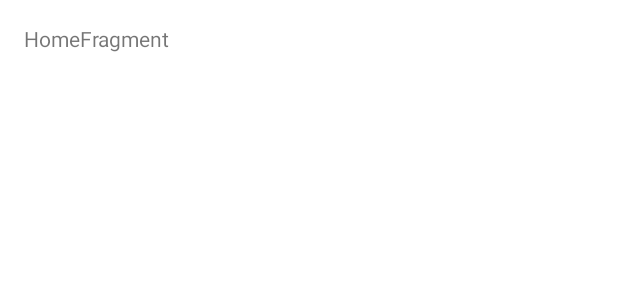
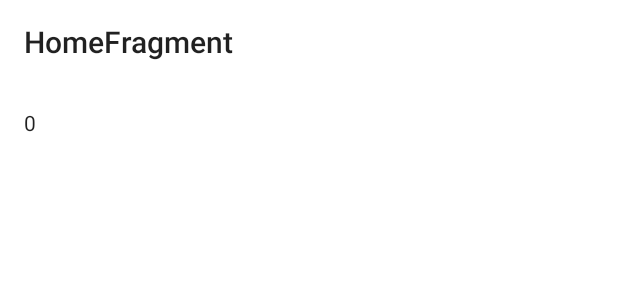
Before and after one commit to phongbm/dependencyinjectionhilt, an Android app: the layout fragment_home.xml on its own in the app's theme, with its tools: preview values and no code run, on a phone screen of 412 x 824 dp. Shown: the top 300 px of the screen. Run offline under Robolectric (Android 15) with nearby library versions, the phone set to English and light mode, and no system bars.

Commit message:
App: refactor code

```diff
--- a/app/src/main/java/com/phongbm/dihilt/presentation/viewmodel/HomeViewModel.kt
+++ b/app/src/main/java/com/phongbm/dihilt/presentation/viewmodel/HomeViewModel.kt
@@ -11,6 +11,6 @@ import java.util.*
 class HomeViewModel
 @ViewModelInject
 constructor() : ViewModel() {
-    var number = Random().nextInt()
+    var number = Random().nextInt(100)
 
 }
--- a/app/src/main/res/layout/fragment_home.xml
+++ b/app/src/main/res/layout/fragment_home.xml
@@ -1,15 +1,28 @@
 <?xml version="1.0" encoding="utf-8"?>
 <LinearLayout xmlns:android="http://schemas.android.com/apk/res/android"
+    xmlns:app="http://schemas.android.com/apk/res-auto"
     xmlns:tools="http://schemas.android.com/tools"
     android:layout_width="match_parent"
     android:layout_height="match_parent"
     android:background="@android:color/white"
     android:orientation="vertical"
-    android:padding="16dp"
     tools:context=".presentation.view.HomeFragment">
 
-    <TextView
-        android:layout_width="wrap_content"
-        android:layout_height="wrap_content"
-        android:text="HomeFragment" />
+    <com.google.android.material.appbar.MaterialToolbar
+        android:layout_width="match_parent"
+        android:layout_height="?attr/actionBarSize"
+        app:title="HomeFragment" />
+
+    <LinearLayout
+        android:layout_width="match_parent"
+        android:layout_height="match_parent"
+        android:padding="16dp">
+
+        <TextView
+            android:id="@+id/txtNumber"
+            style="@style/TextAppearance.AppCompat.Body1"
+            android:layout_width="wrap_content"
+            android:layout_height="wrap_content"
+            android:text="0" />
+    </LinearLayout>
 </LinearLayout>
--- a/build.gradle
+++ b/build.gradle
@@ -9,7 +9,7 @@ buildscript {
         jcenter()
     }
     dependencies {
-        classpath "com.android.tools.build:gradle:4.0.0"
+        classpath "com.android.tools.build:gradle:4.0.1"
         classpath "org.jetbrains.kotlin:kotlin-gradle-plugin:$kotlin_version"
         classpath "com.google.dagger:hilt-android-gradle-plugin:$hilt_version"
 
```
Also changed, not shown: app/build.gradle (+7 -6 lines), app/src/main/java/com/phongbm/dihilt/presentation/view/HomeFragment.kt (+25 -3 lines).
